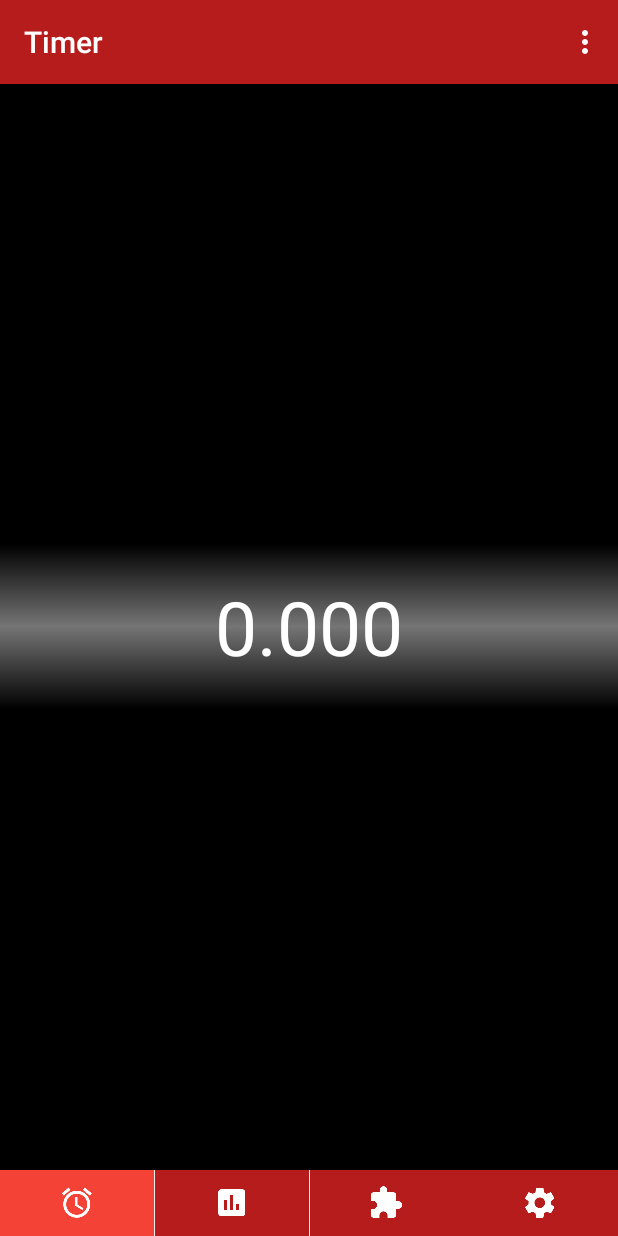
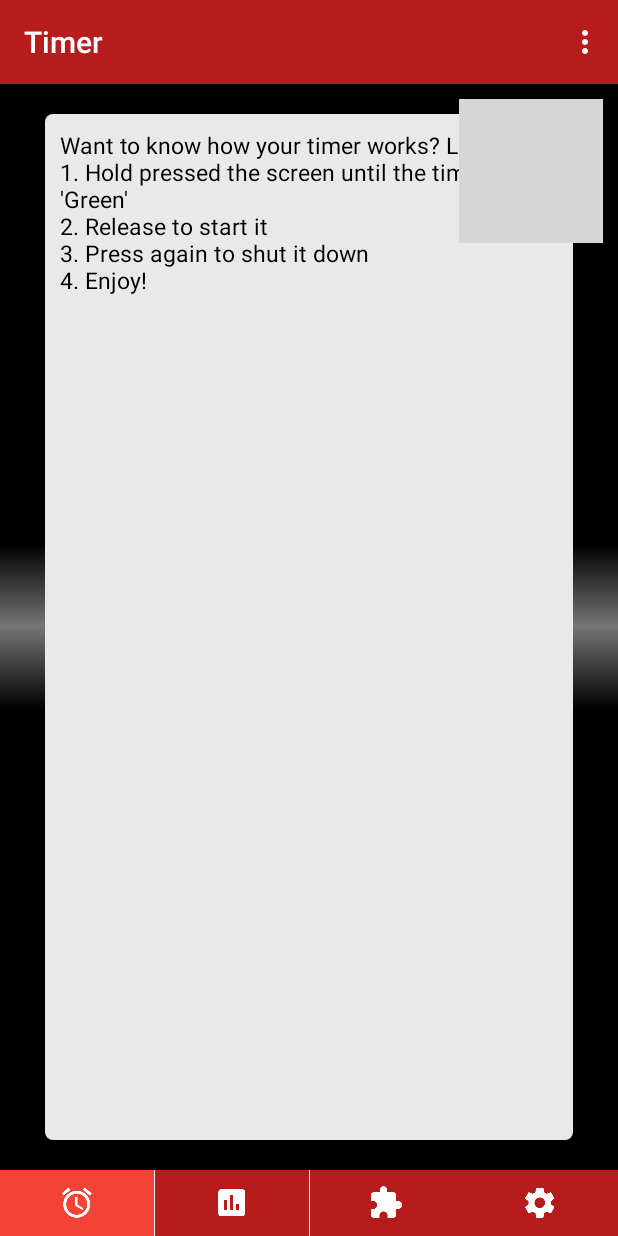
Before and after one commit to jdediegomrt/CubeMaster, an Android app: the screen it shows after launch (MainActivity), in the options menu, after a tap on "Delete last solve", on a phone screen of 412 x 824 dp. Run offline under Robolectric (Android 15) with nearby library versions, the phone set to English and light mode, and no system bars; grey boxes are pictures that could not be loaded.

Commit message:
timer manual info button

```diff
--- a/app/src/main/java/com/dediegomrt/cubemaster/View/ChronoFragment.java
+++ b/app/src/main/java/com/dediegomrt/cubemaster/View/ChronoFragment.java
@@ -1,17 +1,24 @@
 package com.dediegomrt.cubemaster.View;
 
+import android.animation.LayoutTransition;
 import android.annotation.SuppressLint;
 import android.content.Context;
+import android.graphics.Color;
 import android.media.MediaPlayer;
 import android.net.Uri;
+import android.os.Build;
 import android.os.Bundle;
 import android.os.Handler;
+import android.support.v4.content.res.ResourcesCompat;
 import android.util.Log;
 import android.view.LayoutInflater;
 import android.view.MotionEvent;
 import android.view.View;
 import android.view.ViewGroup;
 import android.app.Fragment;
+import android.view.animation.Animation;
+import android.view.animation.Transformation;
+import android.widget.ImageButton;
 import android.widget.LinearLayout;
 import android.widget.RadioGroup;
 import android.widget.RelativeLayout;
@@ -19,6 +26,7 @@ import android.widget.TextView;
 
 import com.dediegomrt.cubemaster.Config.PrefsConfig;
 import com.dediegomrt.cubemaster.Methods.PrefsMethods;
+import com.dediegomrt.cubemaster.Utils.Session;
 import com.dediegomrt.cubemaster.View.Handler.ChronoThread;
 import com.dediegomrt.cubemaster.Methods.DatabaseMethods;
 import com.dediegomrt.cubemaster.R;
@@ -31,12 +39,16 @@ public class ChronoFragment extends Fragment {
 
     private static MediaPlayer mp;
     private RelativeLayout animatedLine;
+    private RelativeLayout infoContainer;
+    private ImageButton infoButton;
+    private LinearLayout infoLayout;
     private LinearLayout layVisible;
     private LinearLayout layVisible2;
     private TextView hours;
     private TextView mins;
     private TextView secs;
     private TextView millis;
+    private TextView infoText;
 
     ChronoThread thread = null;
     private boolean holded=false;
@@ -46,13 +58,19 @@ public class ChronoFragment extends Fragment {
     @Override
     public View onCreateView(LayoutInflater inflater, ViewGroup container,
                              Bundle savedInstanceState) {
-        View v = inflater.inflate(R.layout.fragment_chrono, container, false);
+        final View v = inflater.inflate(R.layout.fragment_chrono, container, false);
 
         PrefsConfig.getInstance().setContext(v.getContext());
         DatabaseMethods.getInstance().setDatabase(getActivity());
 
+        infoButton = (ImageButton) v.findViewById(R.id.info_button);
+        infoContainer = (RelativeLayout) v.findViewById(R.id.info_container);
+        infoLayout = (LinearLayout) v.findViewById(R.id.info_layout);
+        infoText = (TextView) v.findViewById(R.id.info_text);
+        final ViewGroup.LayoutParams params = infoLayout.getLayoutParams();
+
         mp = MediaPlayer.create(getActivity(), R.raw.beep);
-        RelativeLayout c = (RelativeLayout) v.findViewById(R.id.chronoLayout);
+        RelativeLayout chronoScreen = (RelativeLayout) v.findViewById(R.id.chronoLayout);
         hours= (TextView)v.findViewById(R.id.hours);
         mins= (TextView)v.findViewById(R.id.mins);
         secs = (TextView)v.findViewById(R.id.secs);
@@ -68,7 +86,26 @@ public class ChronoFragment extends Fragment {
             animatedLine.setVisibility(View.GONE);
         }
 
-        c.setOnTouchListener(new View.OnTouchListener(){
+        if (Build.VERSION.SDK_INT >= Build.VERSION_CODES.JELLY_BEAN) {
+            LayoutTransition layoutTransition = infoContainer.getLayoutTransition();
+            layoutTransition.enableTransitionType(LayoutTransition.CHANGING);
+        }
+
+        infoButton.setOnClickListener(new View.OnClickListener() {
+            @Override
+            public void onClick(View view) {
+                if(infoLayout.getHeight()!=0){
+                    infoButton.setColorFilter(null);
+                    infoLayout.setLayoutParams(params);
+                } else {
+                    infoButton.setColorFilter(ResourcesCompat.getColor(getResources(), Session.getInstance().lightColorTheme, null));
+                    RelativeLayout.LayoutParams layoutParams = new RelativeLayout.LayoutParams(ViewGroup.LayoutParams.MATCH_PARENT, ViewGroup.LayoutParams.MATCH_PARENT);
+                    infoLayout.setLayoutParams(layoutParams);
+                }
+            }
+        });
+
+        chronoScreen.setOnTouchListener(new View.OnTouchListener(){
             final Handler handler = new Handler();
             @Override
             public boolean onTouch(View v, MotionEvent event) {
@@ -119,7 +156,6 @@ public class ChronoFragment extends Fragment {
                     } else {
                         animatedLine.setBackgroundResource(R.drawable.background);
                     }
-                    Log.d("holded", String.valueOf(holded));
                     holded = false;
                     return false;
                 }
--- /dev/null
+++ b/app/src/main/res/drawable-mdpi/background4.xml
@@ -0,0 +1,6 @@
+<?xml version="1.0" encoding="UTF-8"?>
+<shape android:shape="oval"
+    xmlns:android="http://schemas.android.com/apk/res/android">
+    <solid
+        android:color="@color/md_black_1000"/>
+</shape>
--- /dev/null
+++ b/app/src/main/res/drawable/background_white_square.xml
@@ -0,0 +1,5 @@
+<?xml version="1.0" encoding="UTF-8"?>
+<shape xmlns:android="http://schemas.android.com/apk/res/android">
+    <solid android:color="@color/default_background_grey" />
+    <corners android:radius="5dp" />
+</shape>
--- a/app/src/main/res/layout/fragment_chrono.xml
+++ b/app/src/main/res/layout/fragment_chrono.xml
@@ -1,4 +1,4 @@
-<FrameLayout xmlns:android="http://schemas.android.com/apk/res/android"
+<RelativeLayout xmlns:android="http://schemas.android.com/apk/res/android"
     xmlns:tools="http://schemas.android.com/tools"
     android:layout_width="match_parent"
     android:layout_height="match_parent"
@@ -108,4 +108,55 @@
 
     </RelativeLayout>
 
-</FrameLayout>
+    <RelativeLayout
+        android:id="@+id/info_container"
+        android:layout_marginTop="20dp"
+        android:layout_marginBottom="20dp"
+        android:layout_marginLeft="30dp"
+        android:layout_marginRight="30dp"
+        android:background="@drawable/background_white_square"
+        android:animateLayoutChanges="true"
+        android:layout_alignParentEnd="true"
+        android:layout_alignParentRight="true"
+        android:layout_width="wrap_content"
+        android:layout_height="wrap_content">
+
+        <LinearLayout
+            android:id="@+id/info_layout"
+            android:orientation="vertical"
+            android:background="@android:color/transparent"
+            android:layout_width="0dp"
+            android:layout_height="0dp"
+            android:textSize="15sp"
+            android:text="@string/info"
+            android:textColor="@color/md_black_1000"
+            android:layout_marginTop="10dp"
+            android:layout_marginBottom="10dp">
+
+            <TextView
+                android:id="@+id/info_text"
+                android:orientation="vertical"
+                android:background="@android:color/transparent"
+                android:layout_width="match_parent"
+                android:layout_height="match_parent"
+                android:textSize="15sp"
+                android:text="@string/info"
+                android:textColor="@color/md_black_1000"
+                android:layout_margin="10dp"/>
+
+        </LinearLayout>
+
+    </RelativeLayout>
+
+    <ImageButton
+        android:id="@+id/info_button"
+        android:contentDescription="@string/info"
+        android:background="@drawable/background4"
+        android:layout_width="wrap_content"
+        android:layout_height="wrap_content"
+        android:src="@drawable/ic_info_white_24dp"
+        android:layout_alignParentRight="true"
+        android:layout_alignParentEnd="true"
+        android:layout_margin="10dp"/>
+
+</RelativeLayout>
--- a/app/src/main/res/values/strings.xml
+++ b/app/src/main/res/values/strings.xml
@@ -16,7 +16,7 @@
     <string name="sort_by">Sort by: </string>
     <string name="recent">Recent</string>
     <string name="latest">Latest</string>
-    <string name="puzzle_hint">e.g., 3x3x3, Piraminx, 2x2x3</string>
+    <string name="puzzle_hint">e.g., 3x3x3, Piramynx</string>
     <string name="cannot_empty">It cannot be empty</string>
     <string name="already_exists">It already exists</string>
     <string name="add_new">ADD NEW</string>
@@ -39,4 +39,5 @@
     <string name="reset_current_puzzle">Reset Current Puzzle</string>
     <string name="time_holding">Freezing time</string>
     <string name="s">s</string>
+    <string name="info">Want to know how your timer works? Lest go!\n1. Hold pressed the screen until the timer turns \'Green\'\n2. Release to start it\n3. Press again to shut it down\n4. Enjoy!\n</string>
 </resources>
```
Also changed, not shown: 1 other file.
